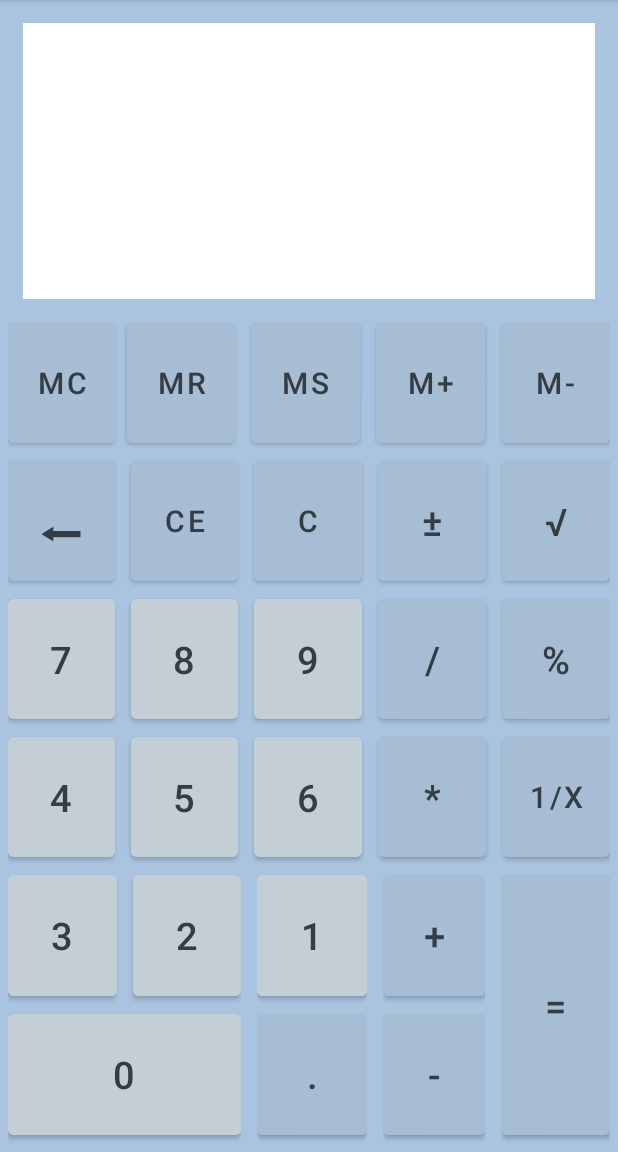
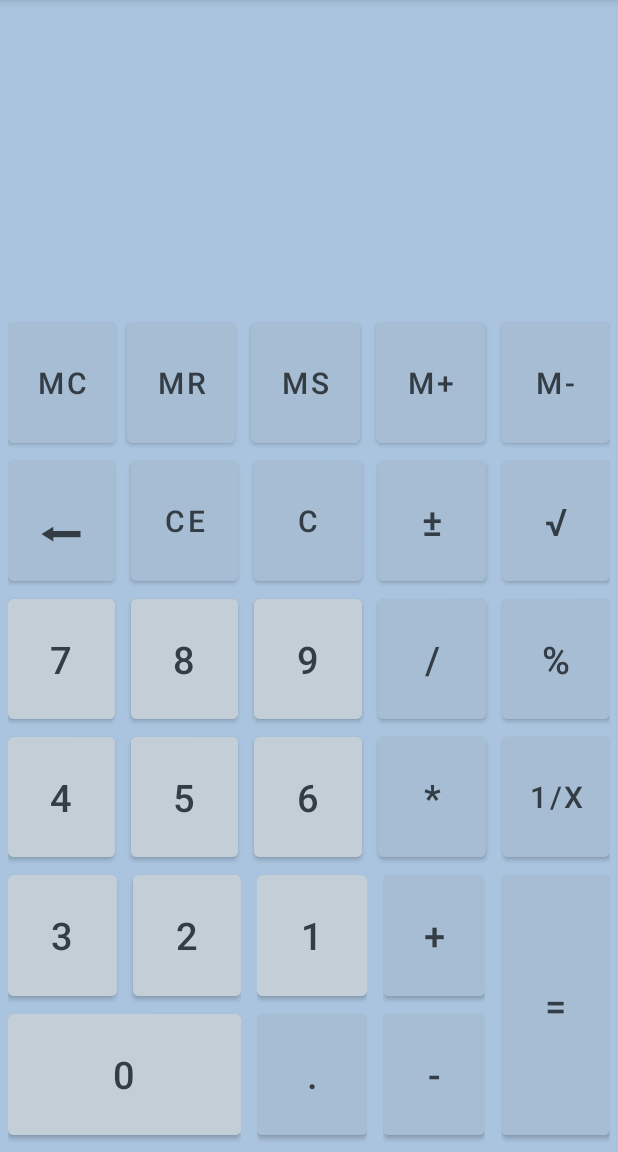
Before and after one commit to ace00029/Lab3, an Android app: the screen it shows after launch (MainActivity), on a phone screen of 412 x 824 dp, the part 84-1236 px from its top. Run offline under Robolectric (Android 15) with nearby library versions, the phone set to English and light mode, and no system bars.

Commit message:
Stylish changes made

```diff
--- a/app/src/main/res/layout/activity_main.xml
+++ b/app/src/main/res/layout/activity_main.xml
@@ -16,7 +16,7 @@
         android:textColor="#000000"
         android:layout_weight="2"
         android:textSize="30sp"
-        android:background="@color/white"/>
+        android:background="@android:color/transparent"/>
 
     <LinearLayout
         android:layout_width="match_parent"
```
